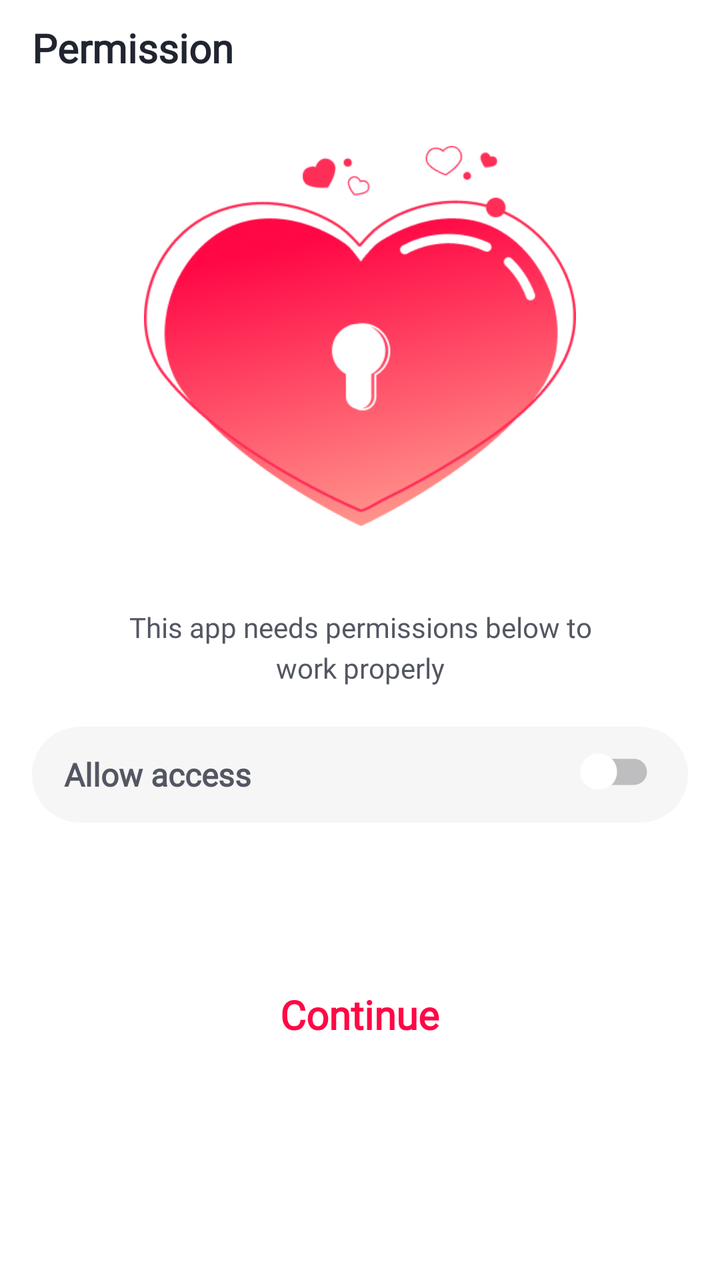
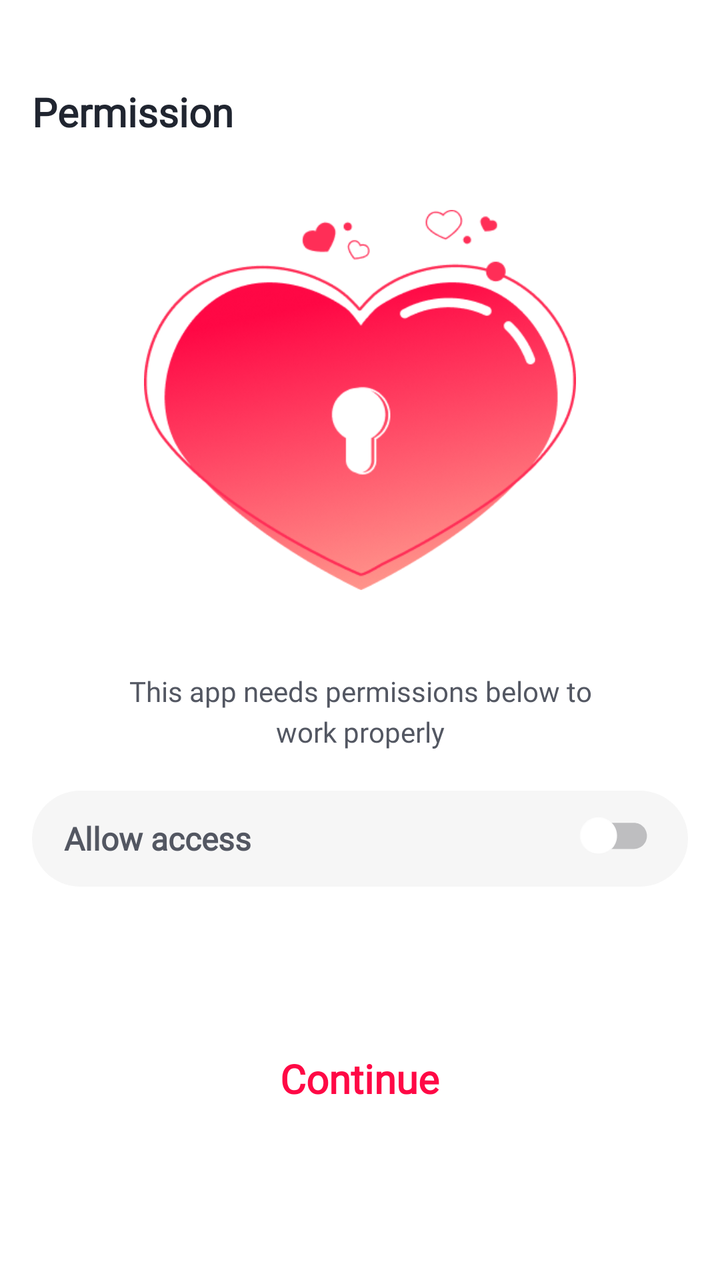

Screens rendered from an Android XML layout before and after an edit, with the pre-edit source and the edit as a unified diff.
<!-- AndroidManifest.xml: activity theme Theme.Lovetest.Splash -->
<!-- res/layout/activity_permission.xml -->
<?xml version="1.0" encoding="utf-8"?>
<ScrollView xmlns:android="http://schemas.android.com/apk/res/android"
    xmlns:app="http://schemas.android.com/apk/res-auto"
    xmlns:tools="http://schemas.android.com/tools"
    android:id="@+id/main"
    android:layout_width="match_parent"
    android:layout_height="match_parent"
    android:background="@drawable/splash_background"
    android:fillViewport="true"
    tools:context=".component.permission.PermissionActivity">
    <LinearLayout
        android:layout_width="match_parent"
        android:layout_height="wrap_content"
        android:orientation="vertical"
        android:paddingHorizontal="16dp"
        android:paddingBottom="24dp">
        <TextView
            android:id="@+id/tvTitle"
            android:layout_width="match_parent"
            android:layout_height="48dp"
            android:fontFamily="@font/plusjakartasans_semibold"
            android:gravity="center_vertical"
            android:text="@string/permission_title"
            android:textColor="@color/splash_title"
            android:textSize="20sp"
            android:textStyle="bold" />
        <ImageView
            android:id="@+id/imgPermission"
            android:layout_width="216dp"
            android:layout_height="192dp"
            android:layout_gravity="center_horizontal"
            android:layout_marginTop="24dp"
            android:importantForAccessibility="no"
            android:scaleType="fitCenter"
            android:src="@drawable/permission" />
        <TextView
            android:id="@+id/tvDescription"
            android:layout_width="match_parent"
            android:layout_height="wrap_content"
            android:layout_marginTop="40dp"
            android:fontFamily="@font/plusjakartasans_regular"
            android:gravity="center"
            android:lineSpacingExtra="4dp"
            android:text="@string/permission_description"
            android:textColor="@color/splash_notice"
            android:textSize="14sp" />
        <LinearLayout
            android:id="@+id/accessRow"
            android:layout_width="match_parent"
            android:layout_height="48dp"
            android:layout_marginTop="20dp"
            android:background="@drawable/background_permission_access"
            android:gravity="center_vertical"
            android:orientation="horizontal"
            android:paddingStart="16dp"
            android:paddingEnd="8dp">
            <TextView
                android:layout_width="0dp"
                android:layout_height="wrap_content"
                android:layout_weight="1"
                android:fontFamily="@font/plusjakartasans_semibold"
                android:labelFor="@id/switchAccess"
                android:text="@string/permission_allow_access"
                android:textColor="@color/splash_notice"
                android:textSize="16sp"
                android:textStyle="bold" />
            <androidx.appcompat.widget.AppCompatCheckBox
                android:id="@+id/switchAccess"
                android:layout_width="48dp"
                android:layout_height="48dp"
                android:background="@null"
                android:button="@drawable/permission_switch"
                android:contentDescription="@string/permission_allow_access"
                android:gravity="center"
                app:buttonTint="@null" />
        </LinearLayout>
        <TextView
            android:id="@+id/btnContinue"
            android:layout_width="wrap_content"
            android:layout_height="48dp"
            android:layout_gravity="center_horizontal"
            android:layout_marginTop="72dp"
            android:foreground="@drawable/foreground_click_circle"
            android:clickable="true"
            android:focusable="true"
            android:fontFamily="@font/plusjakartasans_semibold"
            android:gravity="center"
            android:paddingHorizontal="16dp"
            android:text="@string/permission_continue"
            android:textColor="@color/splash_accent"
            android:textSize="20sp"
            android:textStyle="bold" />
    </LinearLayout>
</ScrollView>
<!-- resources referenced by this layout -->
<resources>
  <color name="splash_accent">#FF0845</color>
  <color name="splash_notice">#535762</color>
  <color name="splash_title">#202530</color>
  <!-- drawable background_permission_access (drawable) -->
  <?xml version="1.0" encoding="utf-8"?>
  <shape xmlns:android="http://schemas.android.com/apk/res/android" android:shape="rectangle">
      <corners android:radius="24dp" />
      <solid android:color="@color/language_item_normal" />
  </shape>
  <!-- drawable foreground_click_circle (drawable) -->
  <?xml version="1.0" encoding="utf-8"?>
  <ripple xmlns:android="http://schemas.android.com/apk/res/android"
      android:color="#184B4F58">
      <item android:id="@android:id/mask">
          <shape android:shape="line">
              <solid android:color="@android:color/white" />
          </shape>
      </item>
  </ripple>
  <!-- drawable permission: png bitmap (drawable, 69127 bytes) -->
  <!-- drawable permission_switch (drawable) -->
  <?xml version="1.0" encoding="utf-8"?>
  <selector xmlns:android="http://schemas.android.com/apk/res/android">
      <item android:state_checked="true" android:drawable="@drawable/ic_on" />
      <item android:drawable="@drawable/ic_off" />
  </selector>
  <!-- drawable splash_background (drawable) -->
  <?xml version="1.0" encoding="utf-8"?>
  <shape xmlns:android="http://schemas.android.com/apk/res/android">
      <gradient android:angle="270" android:startColor="#FFFFFF" android:endColor="#FFFFFF" />
  </shape>
  <string name="permission_allow_access">Allow access</string>
  <string name="permission_continue">Continue</string>
  <string name="permission_description">This app needs permissions below to\nwork properly</string>
  <string name="permission_title">Permission</string>
  <style name="Theme.Lovetest.Splash" parent="Theme.AppCompat.Light.NoActionBar">
          <item name="android:windowLightStatusBar">true</item>
          <item name="android:windowLightNavigationBar">true</item>
      </style>
  <color name="language_item_normal">#F6F6F6</color>
  <!-- drawable ic_on: vector/xml drawable (drawable, 2900 chars, omitted) -->
  <!-- drawable ic_off: vector/xml drawable (drawable, 2836 chars, omitted) -->
</resources>

<!-- the commit's change to res/layout/activity_permission.xml (unified diff, before → after) -->
@@ -18,6 +18,7 @@
             android:id="@+id/tvTitle"
             android:layout_width="match_parent"
             android:layout_height="48dp"
+            android:layout_marginTop="32dp"
             android:fontFamily="@font/plusjakartasans_semibold"
             android:gravity="center_vertical"
             android:text="@string/permission_title"
